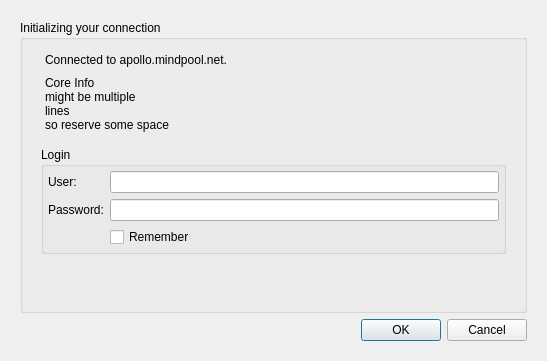
Before: the Qt Designer form src/qtui/ui/coreconnectdlg.ui in quassel/quassel, drawn with Qt 5.
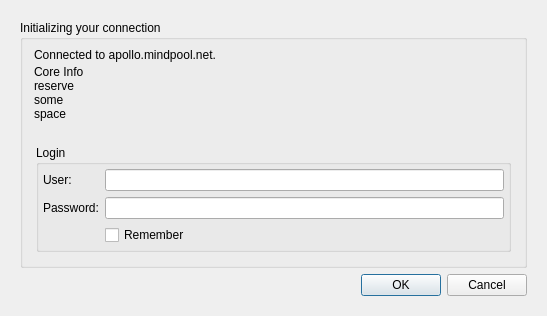
After: the same form once the commit is applied. The open tabs and pages were chosen to show the change. Icons and pictures are not drawn.

Commit message: Here's hoping this fixes CoreConnectDlg even on the Mac... :/

What changed in the file:
```diff
--- a/src/qtui/ui/coreconnectdlg.ui
+++ b/src/qtui/ui/coreconnectdlg.ui
@@ -5,16 +5,28 @@
    <rect>
     <x>0</x>
     <y>0</y>
-    <width>533</width>
-    <height>361</height>
+    <width>496</width>
+    <height>316</height>
    </rect>
   </property>
+  <property name="sizePolicy" >
+   <sizepolicy vsizetype="Maximum" hsizetype="Preferred" >
+    <horstretch>0</horstretch>
+    <verstretch>0</verstretch>
+   </sizepolicy>
+  </property>
   <property name="windowTitle" >
    <string>Connect to Quassel Core</string>
   </property>
   <layout class="QHBoxLayout" >
    <item>
     <widget class="QStackedWidget" name="stackedWidget" >
+     <property name="sizePolicy" >
+      <sizepolicy vsizetype="Preferred" hsizetype="Preferred" >
+       <horstretch>0</horstretch>
+       <verstretch>0</verstretch>
+      </sizepolicy>
+     </property>
      <property name="currentIndex" >
       <number>0</number>
      </property>
@@ -110,10 +122,31 @@
       <layout class="QVBoxLayout" >
        <item>
         <widget class="QGroupBox" name="groupBox_2" >
+         <property name="sizePolicy" >
+          <sizepolicy vsizetype="Preferred" hsizetype="Preferred" >
+           <horstretch>0</horstretch>
+           <verstretch>0</verstretch>
+          </sizepolicy>
+         </property>
          <property name="title" >
           <string>Initializing your connection</string>
          </property>
          <layout class="QVBoxLayout" >
+          <property name="spacing" >
+           <number>0</number>
+          </property>
+          <property name="leftMargin" >
+           <number>4</number>
+          </property>
+          <property name="topMargin" >
+           <number>4</number>
+          </property>
+          <property name="rightMargin" >
+           <number>4</number>
+          </property>
+          <property name="bottomMargin" >
+           <number>4</number>
+          </property>
           <item>
            <layout class="QGridLayout" >
             <item row="0" column="0" >
@@ -154,11 +187,17 @@
             </item>
             <item row="1" column="1" colspan="2" >
              <widget class="QLabel" name="coreInfoLabel" >
+              <property name="sizePolicy" >
+               <sizepolicy vsizetype="Maximum" hsizetype="Preferred" >
+                <horstretch>0</horstretch>
+                <verstretch>0</verstretch>
+               </sizepolicy>
+              </property>
               <property name="text" >
                <string>Core Info
-might be multiple
-lines
-so reserve some space</string>
+reserve
+some
+space</string>
               </property>
               <property name="alignment" >
                <set>Qt::AlignLeading|Qt::AlignLeft|Qt::AlignTop</set>
@@ -172,13 +211,51 @@
           </item>
           <item>
            <widget class="QStackedWidget" name="loginStack" >
+            <property name="sizePolicy" >
+             <sizepolicy vsizetype="Maximum" hsizetype="Preferred" >
+              <horstretch>0</horstretch>
+              <verstretch>0</verstretch>
+             </sizepolicy>
+            </property>
             <property name="currentIndex" >
              <number>0</number>
             </property>
             <widget class="QWidget" name="loginCredentialsPage" >
              <layout class="QVBoxLayout" >
+              <item>
+               <spacer>
+                <property name="orientation" >
+                 <enum>Qt::Vertical</enum>
+                </property>
+                <property name="sizeHint" >
+                 <size>
+                  <width>20</width>
+                  <height>40</height>
+                 </size>
+                </property>
+               </spacer>
+              </item>
+              <item>
+               <spacer>
+                <property name="orientation" >
+                 <enum>Qt::Vertical</enum>
+                </property>
+                <property name="sizeHint" >
+                 <size>
+                  <width>20</width>
+                  <height>40</height>
+                 </size>
+                </property>
+               </spacer>
+              </item>
               <item>
                <widget class="QGroupBox" name="loginGroup" >
+                <property name="sizePolicy" >
+                 <sizepolicy vsizetype="Maximum" hsizetype="Preferred" >
+                  <horstretch>0</horstretch>
+                  <verstretch>0</verstretch>
+                 </sizepolicy>
+                </property>
                 <property name="title" >
                  <string>Login</string>
                 </property>
@@ -237,19 +314,6 @@
                 </layout>
                </widget>
               </item>
-              <item>
-               <spacer>
-                <property name="orientation" >
-                 <enum>Qt::Vertical</enum>
-                </property>
-                <property name="sizeHint" >
-                 <size>
-                  <width>20</width>
-                  <height>40</height>
-                 </size>
-                </property>
-               </spacer>
-              </item>
              </layout>
             </widget>
             <widget class="QWidget" name="coreConfigPage" >
```
Left out of the diff: 9 changed lines with no effect on the pictures. The commit also changes 1 other file.
